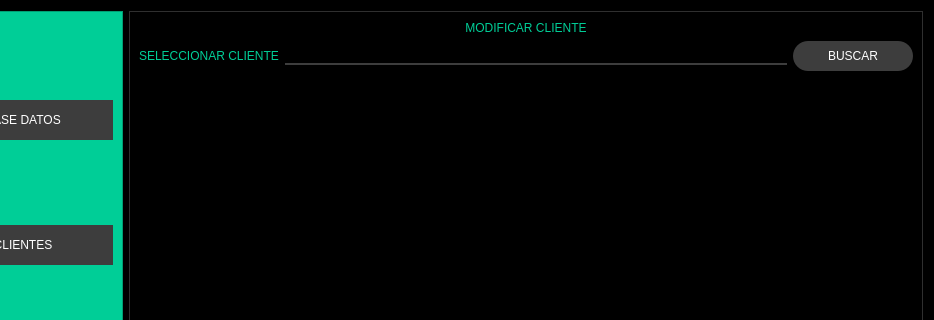
MartinFernandezSantia/AplicacionPyThonPyQT6, file Front/Proyecto_Inmobiliaria.ui: the form before one commit; both pictures show x 88 to 1022 and y 0 to 320 of the 1022 by 868 pixel window.
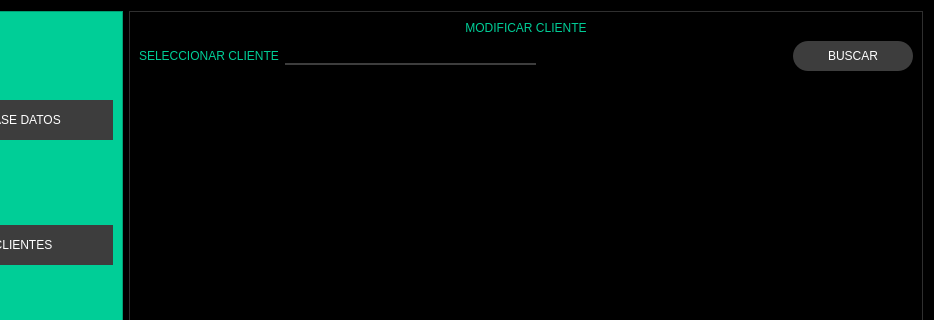
The form after the commit. The open tabs and pages were chosen to show the change. Icons and pictures are not drawn.

Commit message: Nombre de Etiquetas

Patch:
```diff
--- a/Front/Proyecto_Inmobiliaria.ui
+++ b/Front/Proyecto_Inmobiliaria.ui
@@ -380,6 +380,19 @@
                    <item>
                     <widget class="QLineEdit" name="actualizar_buscar"/>
                    </item>
+                   <item>
+                    <spacer name="horizontalSpacer_38">
+                     <property name="orientation">
+                      <enum>Qt::Orientation::Horizontal</enum>
+                     </property>
+                     <property name="sizeHint" stdset="0">
+                      <size>
+                       <width>40</width>
+                       <height>20</height>
+                      </size>
+                     </property>
+                    </spacer>
+                   </item>
                    <item>
                     <widget class="QPushButton" name="bt_buscar_actualizar">
                      <property name="minimumSize">
```
Left out of the diff: 48 changed lines with no effect on the pictures. The commit also changes 1 other file.
